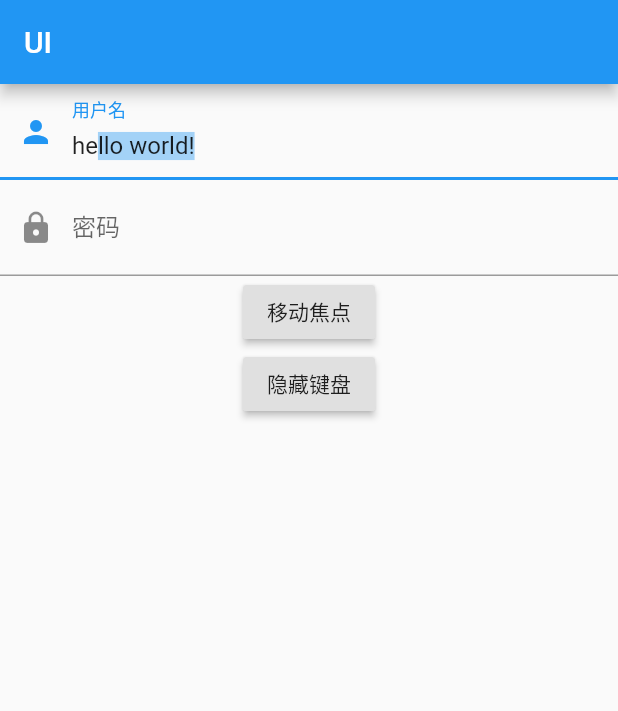
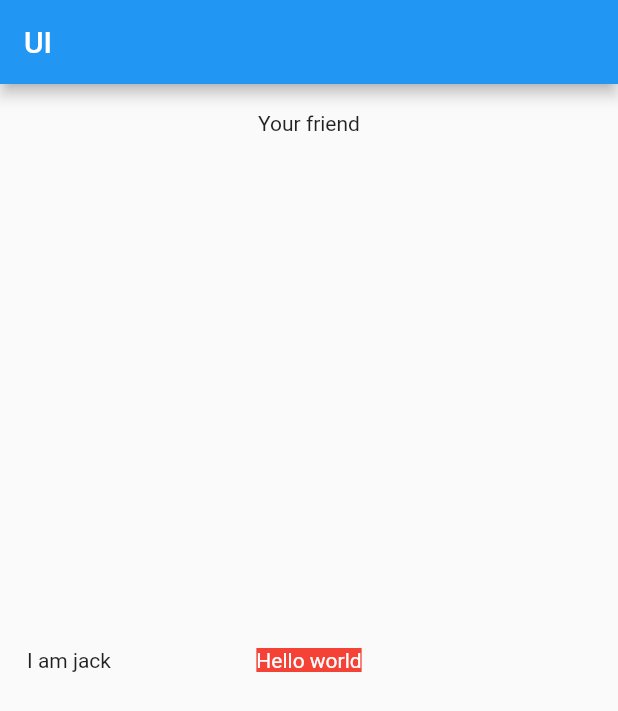
Before and after one commit to asdlei99/flutter_study, a Flutter app: the screen it shows after launch, on a phone screen of 412 x 824 dp. Shown: the top 711 px of the screen. Run offline on Flutter 3.47's test engine with Material 2 defaults, Android fonts, the phone set to English and light mode, and no system bars.

Commit message:
Add layout

```diff
--- a/lib/main.dart
+++ b/lib/main.dart
@@ -9,6 +9,10 @@ import 'package:flutter_study/widget/component/ButtonComponent.dart';
 import 'package:flutter_study/widget/component/ImageComponent.dart';
 import 'package:flutter_study/widget/component/SwitchAndCheckBoxComponent.dart';
 import 'package:flutter_study/widget/component/TextFieldComponent.dart';
+import 'package:flutter_study/widget/layout/LinearLayout.dart';
+import 'package:flutter_study/widget/layout/FlexboxLayout.dart';
+import 'package:flutter_study/widget/layout/WarpFlowLayout.dart';
+import 'package:flutter_study/widget/layout/FrameLayout.dart';
 
 void main() => runApp(MyApp());
 
@@ -41,10 +45,12 @@ class _MyHomePageState extends State<MyHomePage> {
       appBar: AppBar(
         title: Text(widget.title),
       ),
-      body: Center(
-        child: Column(
-          mainAxisAlignment: MainAxisAlignment.start,
-          children: <Widget>[
+      body:
+//      Center(
+//        child:
+//        Column(
+//          mainAxisAlignment: MainAxisAlignment.start,
+//          children: <Widget>[
 //            Echo(
 //              text: "我是StatelessWidget1",
 //              backgroundColor: Colors.green,
@@ -58,10 +64,14 @@ class _MyHomePageState extends State<MyHomePage> {
 //            ButtonComponent(),
 //            ImageComponent(),
 //            SwitchAndCheckBoxComponent(),
-            TextFieldComponent(),
-          ],
-        ),
-      )
+//            TextFieldComponent(),
+//            LinearLayout(),
+//            FlexboxLayout(),
+//            WarpFlowLayout(),
+              FrameLayout()
+//          ],
+//        ),
+//      )
     );
   }
 }
--- /dev/null
+++ b/lib/widget/layout/FrameLayout.dart
@@ -0,0 +1,60 @@
+import 'package:flutter/material.dart';
+
+/*
+Stack({
+  this.alignment = AlignmentDirectional.topStart,
+  this.textDirection,
+  this.fit = StackFit.loose,
+  this.overflow = Overflow.clip,
+  List<Widget> children = const <Widget>[],
+})
+
+
+alignment：此参数决定如何去对齐没有定位（没有使用Positioned）或部分定位的子widget。所谓部分定位，在这里特指没有在某一个轴上定位：left、right为横轴，top、bottom为纵轴，只要包含某个轴上的一个定位属性就算在该轴上有定位。
+textDirection：和Row、Wrap的textDirection功能一样，都用于决定alignment对齐的参考系即：textDirection的值为TextDirection.ltr，则alignment的start代表左，end代表右，即从左往右的顺序；textDirection的值为TextDirection.rtl，则alignment的start代表右，end代表左，即从右往左的顺序。
+fit：此参数用于决定没有定位的子widget如何去适应Stack的大小。StackFit.loose表示使用子widget的大小，StackFit.expand表示扩伸到Stack的大小。
+overflow：此属性决定如何显示超出Stack显示空间的子widget，值为Overflow.clip时，超出部分会被剪裁（隐藏），值为Overflow.visible 时则不会。
+
+
+Positioned
+
+const Positioned({
+  Key key,
+  this.left,
+  this.top,
+  this.right,
+  this.bottom,
+  this.width,
+  this.height,
+  @required Widget child,
+})
+
+*/
+class FrameLayout extends StatelessWidget {
+  @override
+  Widget build(BuildContext context) {
+    return ConstrainedBox(
+      constraints: BoxConstraints.expand(),
+      child: Stack(
+        alignment: Alignment.center,
+//        fit: StackFit.expand, //未定位widget占满Stack整个空间
+        children: <Widget>[
+          Container(
+            color: Colors.red,
+            child: Text("Hello world",
+              style: TextStyle(
+                color: Colors.white
+              ),
+            ),
+          ),
+          Positioned(left: 18.0,
+              child: Text("I am jack")
+          ),
+          Positioned(top: 18.0,
+              child: Text("Your friend")
+          ),
+        ],
+      ),
+    );
+  }
+}
--- /dev/null
+++ b/lib/widget/layout/LinearLayout.dart
@@ -0,0 +1,102 @@
+import 'package:flutter/material.dart';
+
+//Row可以在水平方向排列其子widget。定义如下：
+/*
+Row({
+  ...
+  TextDirection textDirection,
+  MainAxisSize mainAxisSize = MainAxisSize.max,
+  MainAxisAlignment mainAxisAlignment = MainAxisAlignment.start,
+  VerticalDirection verticalDirection = VerticalDirection.down,
+  CrossAxisAlignment crossAxisAlignment = CrossAxisAlignment.center,
+  List<Widget> children = const <Widget>[],
+})
+* */
+
+// Column可以在垂直方向排列其子widget。参数和Row一样，不同的是布局方向为垂直，主轴纵轴正好相反，读者可类比Row来理解，在此不再赘述。
+
+/*
+textDirection：表示水平方向子widget的布局顺序(是从左往右还是从右往左)，默认为系统当前Locale环境的文本方向(如中文、英语都是从左往右，而阿拉伯语是从右往左)。
+mainAxisSize：表示Row在主轴(水平)方向占用的空间，默认是MainAxisSize.max，表示尽可能多的占用水平方向的空间，此时无论子widgets实际占用多少水平空间，Row的宽度始终等于水平方向的最大宽度；而MainAxisSize.min表示尽可能少的占用水平空间，当子widgets没有占满水平剩余空间，则Row的实际宽度等于所有子widgets占用的的水平空间；
+mainAxisAlignment：表示子Widgets在Row所占用的水平空间内对齐方式，如果mainAxisSize值为MainAxisSize.min，则此属性无意义，因为子widgets的宽度等于Row的宽度。只有当mainAxisSize的值为MainAxisSize.max时，此属性才有意义，MainAxisAlignment.start表示沿textDirection的初始方向对齐，如textDirection取值为TextDirection.ltr时，则MainAxisAlignment.start表示左对齐，textDirection取值为TextDirection.rtl时表示从右对齐。而MainAxisAlignment.end和MainAxisAlignment.start正好相反；MainAxisAlignment.center表示居中对齐。读者可以这么理解：textDirection是mainAxisAlignment的参考系。
+verticalDirection：表示Row纵轴（垂直）的对齐方向，默认是VerticalDirection.down，表示从上到下。
+crossAxisAlignment：表示子Widgets在纵轴方向的对齐方式，Row的高度等于子Widgets中最高的子元素高度，它的取值和MainAxisAlignment一样(包含start、end、 center三个值)，不同的是crossAxisAlignment的参考系是verticalDirection，即verticalDirection值为VerticalDirection.down时crossAxisAlignment.start指顶部对齐，verticalDirection值为VerticalDirection.up时，crossAxisAlignment.start指底部对齐；而crossAxisAlignment.end和crossAxisAlignment.start正好相反；
+children ：子Widgets数组。
+* */
+
+
+
+
+//如果Row里面嵌套Row，或者Column里面再嵌套Column，那么只有对最外面的Row或Column会占用尽可能大的空间，里面Row或Column所占用的空间为实际大小，下面以Column为例说明：
+
+
+class LinearLayout extends StatelessWidget {
+  @override
+  Widget build(BuildContext context) {
+
+//    return new Container(
+//      child: Column(
+//        crossAxisAlignment: CrossAxisAlignment.start,
+//        children: <Widget>[
+//           Row(
+//             mainAxisAlignment: MainAxisAlignment.center,
+//             children: <Widget>[
+//               Text("hello world"),
+//               Text("I am jack"),
+//             ],
+//           ),
+//          Row(
+//            mainAxisSize: MainAxisSize.min,
+//            mainAxisAlignment: MainAxisAlignment.center,
+//            children: <Widget>[
+//              Text("hello world"),
+//              Text("I am jack"),
+//            ],
+//          ),
+//          Row(
+//            textDirection: TextDirection.rtl,
+//            mainAxisAlignment: MainAxisAlignment.end,
+//            children: <Widget>[
+//              Text("hello world"),
+//              Text("I am jack"),
+//            ],
+//          ),
+//          Row(
+//            mainAxisAlignment: MainAxisAlignment.start,
+//            verticalDirection: VerticalDirection.down,
+//            children: <Widget>[
+//              Text("hello world", style: TextStyle(fontSize: 32),),
+//              Text("I am jack"),
+//            ],
+//          )
+//        ],
+//      ),
+//    );
+
+    return Container(
+      color: Colors.green,
+      child: Padding(
+        padding: const EdgeInsets.all(16.0),
+        child: Column(
+          crossAxisAlignment: CrossAxisAlignment.start,
+          mainAxisSize: MainAxisSize.max, //有效，外层Colum高度为整个屏幕
+          children: <Widget>[
+            Expanded(
+              child: Container(
+                color: Colors.red,
+                child: Column(
+                  mainAxisAlignment: MainAxisAlignment.center,
+                  mainAxisSize: MainAxisSize.max,//无效，内层Colum高度为实际高度
+                  children: <Widget>[
+                    Text("hello world "),
+                    Text("I am Jack "),
+                  ],
+                ),
+              ),
+            )
+          ],
+        ),
+      ),
+    );
+  }
+}
```
Also changed, not shown: lib/widget/layout/FlexboxLayout.dart (added, +71 -0 lines), lib/widget/layout/WarpFlowLayout.dart (added, +122 -0 lines), 1 other file.
